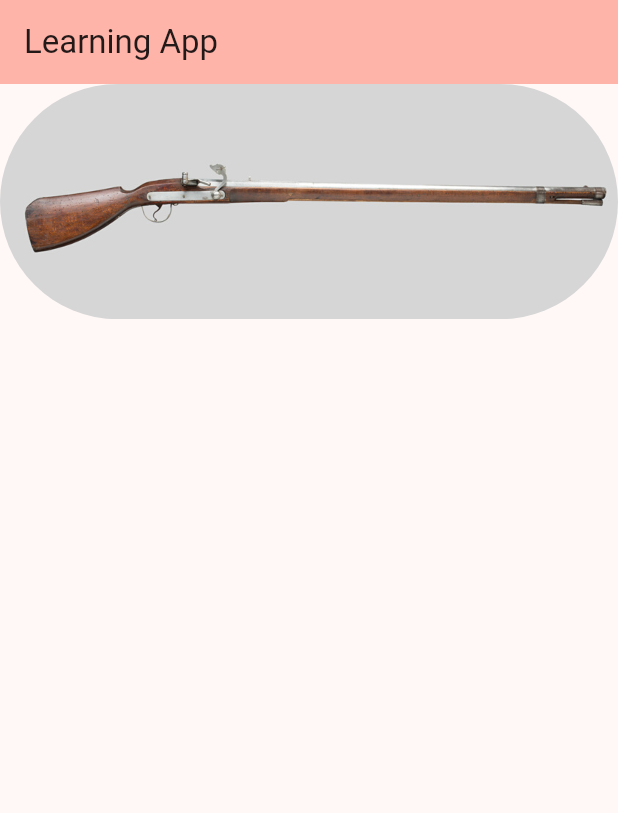
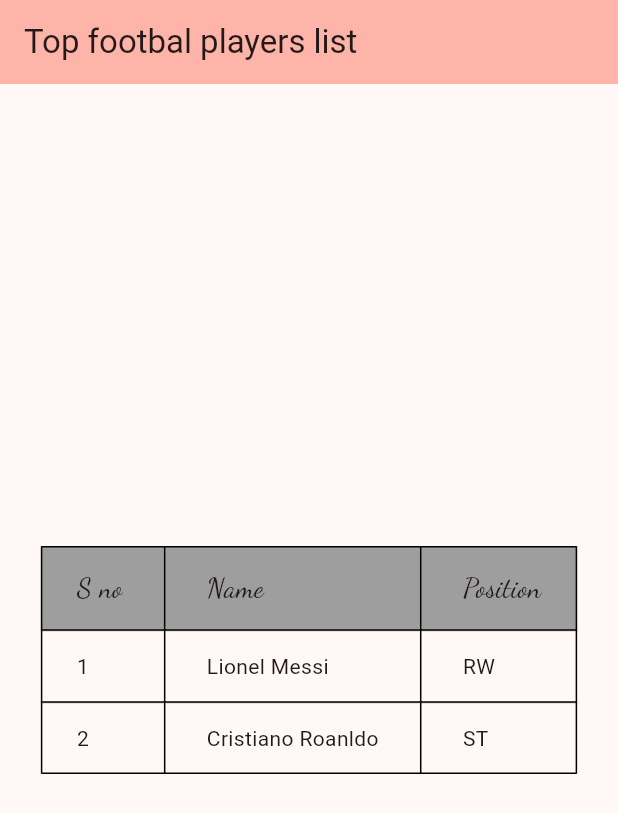
Before and after one commit to Jerin-004/AppDevelopment, a Flutter app: the screen it shows after launch, on a phone screen of 412 x 824 dp. Shown: the top 813 px of the screen. Run offline on Flutter 3.47's test engine with Material 2 defaults, Android fonts, the phone set to English and light mode, and no system bars.

Commit message:
Update main.dart

```diff
--- a/learning_app/lib/main.dart
+++ b/learning_app/lib/main.dart
@@ -63,21 +63,51 @@ class _MyHomePageState extends State<MyHomePage> {
     return Scaffold(
       appBar: AppBar(
         backgroundColor: Theme.of(context).colorScheme.inversePrimary,
-        title: const Text("Learning App"),
+        title: const Text("Top footbal players list"),
       ),
       body:
          SafeArea(
-          child: ClipRRect(
-            borderRadius: const BorderRadius.all(
-                Radius.circular(1000)
-            ),
-
-            child: Image(
-              image: AssetImage(image1),
-              filterQuality: FilterQuality.high,
-              // opacity: const AlwaysStoppedAnimation(0.9),
-            ),
-          )
+           child: Center(
+             child: Padding(
+               padding: const EdgeInsets.symmetric(vertical: 1.0),
+               child: DataTable(
+                 headingRowColor:MaterialStateProperty.all(Colors.grey),
+                 border: TableBorder.all(),
+                 headingTextStyle: const TextStyle(
+                   fontFamily: "Dancing_Script",
+                   fontSize: 18.0,
+                 ),
+                 columns: const [
+                   DataColumn(label: Text("S no")),
+                   DataColumn(label: Text("Name")),
+                   DataColumn(label: Text("Position"))
+                 ],
+                 rows: const [
+                   DataRow(cells: [
+                     DataCell(Text("1")),
+                     DataCell(Text("Lionel Messi")),
+                     DataCell(Text("RW"))
+                   ]),
+                   DataRow(cells: [
+                     DataCell(Text("2")),
+                     DataCell(Text("Cristiano Roanldo")),
+                     DataCell(Text("ST"))
+                   ]),
+                 ],
+               ),
+             ),
+           ),
+          // child: ClipRRect(
+          //   borderRadius: const BorderRadius.all(
+          //       Radius.circular(1000)
+          //   ),
+          //
+          //   child: Image(
+          //     image: AssetImage(image1),
+          //     filterQuality: FilterQuality.high,
+          //     opacity: const AlwaysStoppedAnimation(0.9),
+          //   ),
+          // )
               // Icon(
               //   Icons.waving_hand_outlined,
               //   size: 100,
```
